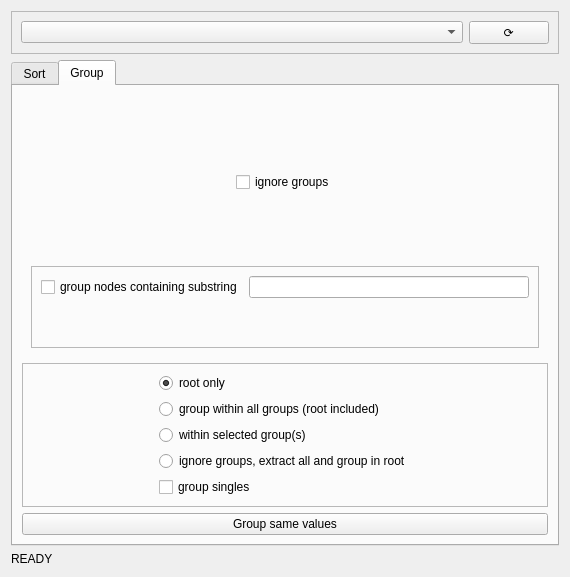
ViperMiniQ/qgis-layer-tree-tools, file sort_and_group_dialog_base.ui: the form before one commit.
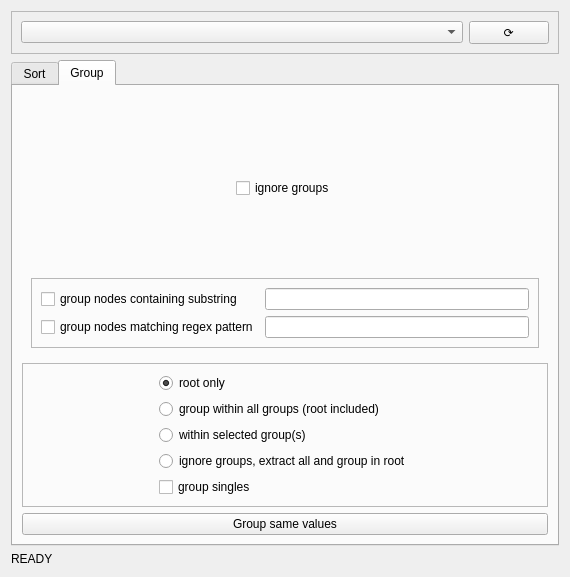
The form after the commit. The open tabs and pages were chosen to show the change.

Commit message: added support for grouping by regex

What changed in the file:
```diff
--- a/sort_and_group_dialog_base.ui
+++ b/sort_and_group_dialog_base.ui
@@ -23,7 +23,7 @@
       <enum>Qt::NoFocus</enum>
      </property>
      <property name="currentIndex">
-      <number>0</number>
+      <number>1</number>
      </property>
      <widget class="QWidget" name="sort">
       <attribute name="title">
@@ -506,7 +506,7 @@
        <item row="1" column="0">
         <widget class="QStackedWidget" name="stackedWidgetGroupPages">
          <property name="currentIndex">
-          <number>6</number>
+          <number>0</number>
          </property>
          <widget class="QWidget" name="GroupName">
           <layout class="QGridLayout" name="gridLayout_14">
@@ -578,6 +578,16 @@
               <enum>QFrame::Raised</enum>
              </property>
              <layout class="QGridLayout" name="gridLayout_19">
+              <item row="1" column="0">
+               <widget class="QCheckBox" name="checkBoxGroupMatchingRegex">
+                <property name="text">
+                 <string>group nodes matching regex pattern</string>
+                </property>
+               </widget>
+              </item>
+              <item row="0" column="1">
+               <widget class="QLineEdit" name="lineEditGroupContainingSubstring"/>
+              </item>
               <item row="0" column="0">
                <widget class="QCheckBox" name="checkBoxGroupContainingSubstring">
                 <property name="text">
@@ -585,21 +595,8 @@
                 </property>
                </widget>
               </item>
-              <item row="0" column="1">
-               <widget class="QLineEdit" name="lineEditGroupContainingSubstring"/>
-              </item>
               <item row="1" column="1">
-               <spacer name="verticalSpacer_3">
-                <property name="orientation">
-                 <enum>Qt::Vertical</enum>
-                </property>
-                <property name="sizeHint" stdset="0">
-                 <size>
-                  <width>20</width>
-                  <height>40</height>
-                 </size>
-                </property>
-               </spacer>
+               <widget class="QLineEdit" name="lineEditGroupMatchingRegex"/>
               </item>
              </layout>
             </widget>
```
Left out of the diff: 4 changed lines with no effect on the pictures. The commit also changes 2 other files.
